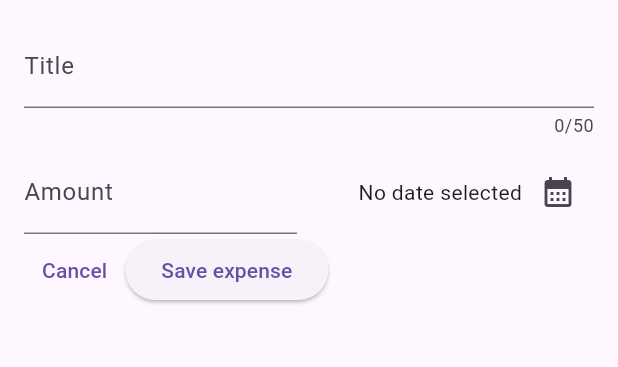
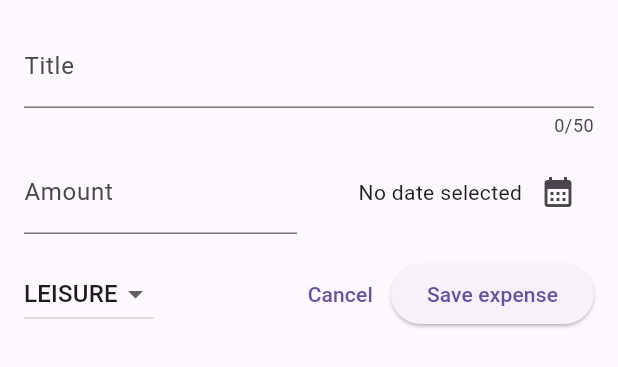
Before and after one commit to salvatoresalanitro/expense_tracker_app, a Flutter app: the NewExpense widget shown alone on an empty page, opened directly, on a phone screen of 412 x 824 dp. Shown: the top 367 px of the screen. Run offline on Flutter 3.47's test engine with Material 3 defaults, Android fonts, the phone set to English and light mode, and no system bars.

Commit message:
add dropdown category

```diff
--- a/lib/widgets/new_expense.dart
+++ b/lib/widgets/new_expense.dart
@@ -1,3 +1,4 @@
+import 'package:expense_tracker_app/models/category.dart';
 import 'package:flutter/material.dart';
 import 'package:intl/intl.dart';
 
@@ -16,6 +17,7 @@ class _NewExpenseState extends State<NewExpense> {
   final _titleController = TextEditingController();
   final _amountController = TextEditingController();
   DateTime? _selectedDate;
+  Category _selectedCategory = Category.leisure;
 
   void _presentDatePicker() async {
     final Locale deviceLocale =
@@ -37,6 +39,16 @@ class _NewExpenseState extends State<NewExpense> {
 
     setState(() {
       _selectedDate = pickedDate;
+    });
+  }
+
+  void _onChangeCategory(Category? category) {
+    if(category == null) {
+      return;
+    }
+
+    setState(() {
+        _selectedCategory = category;
     });
   }
 
@@ -98,8 +110,20 @@ class _NewExpenseState extends State<NewExpense> {
               ),
             ],
           ),
+          const SizedBox(height: 16,),
           Row(
             children: [
+              DropdownButton(
+                value: _selectedCategory,
+                items: Category.values.map(
+                  (category) => DropdownMenuItem(
+                    value: category,
+                    child: Text(category.name.toUpperCase()),
+                  ),
+                ).toList(),
+                onChanged: (category) => _onChangeCategory(category),
+              ),
+              const Spacer(),
               TextButton(
                 onPressed: () => Navigator.pop(context),
                 child: Text('Cancel'),
```
